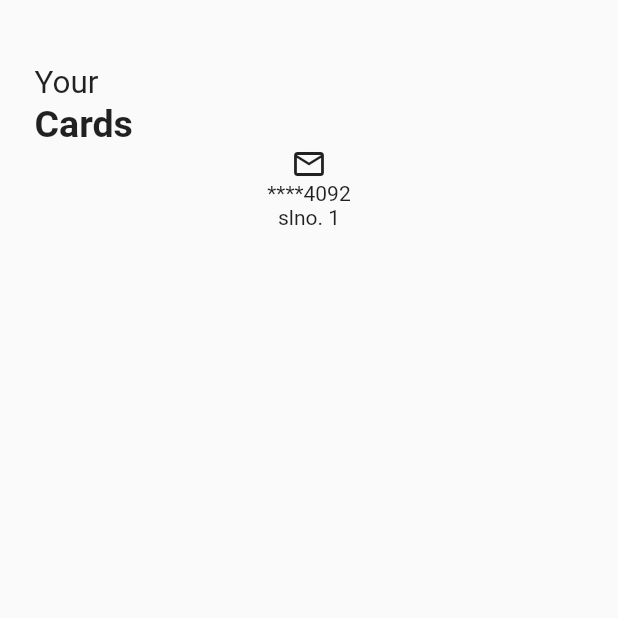
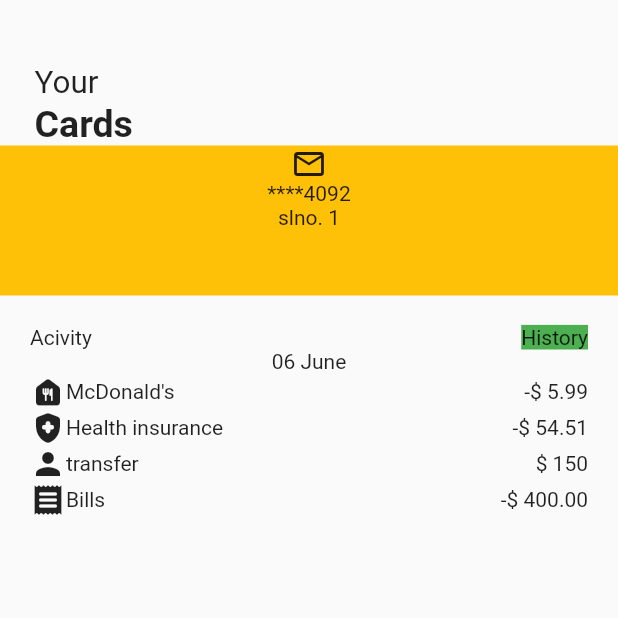
Before and after one commit to lanjAdabA/task2-your-cards-page, a Flutter app: the screen it shows after launch, on a phone screen of 412 x 824 dp, the top half of it. Run offline on Flutter 3.47's test engine with Material 2 defaults, Android fonts, the phone set to English and light mode, and no system bars; drawn by our look-alikes of carousel_slider.

Commit message:
layout done

```diff
--- a/lib/main.dart
+++ b/lib/main.dart
@@ -1,7 +1,4 @@
-import 'dart:math';
-
 import 'package:flutter/material.dart';
-// ignore: unused_import
 import 'package:carousel_slider/carousel_slider.dart';
 
 void main() {
@@ -43,6 +40,7 @@ class _MyHomePageState extends State<MyHomePage> {
           Container(
             padding: const EdgeInsets.only(top: 43, left: 23),
             child: Column(
+              mainAxisAlignment: MainAxisAlignment.spaceBetween,
               crossAxisAlignment: CrossAxisAlignment.start,
               // ignore: prefer_const_literals_to_create_immutables
               children: [
@@ -57,11 +55,13 @@ class _MyHomePageState extends State<MyHomePage> {
               ],
             ),
           ),
-          Column(
+          Container(
+            color: Colors.amber,
+            child: Column(
               children: [
                 CarouselSlider(
                   options: CarouselOptions(
-                  height: 300,
+                    height: 100,
                     aspectRatio: 3.1,
                   ),
                   items: [
@@ -84,7 +84,70 @@ class _MyHomePageState extends State<MyHomePage> {
                 )
               ],
             ),
-          Row()
+          ),
+          Container(
+            padding: const EdgeInsets.all(20),
+            child: Column(
+              children: [
+                Row(
+                  mainAxisAlignment: MainAxisAlignment.spaceBetween,
+                  children: const [
+                    Text("Acivity"),
+                    Text(
+                      "History",
+                      style: TextStyle(backgroundColor: Colors.green),
+                    )
+                  ],
+                ),
+                const Text("06 June"),
+                Row(
+                  mainAxisAlignment: MainAxisAlignment.spaceBetween,
+                  children: [
+                    Row(
+                      children: const [
+                        Icon(Icons.food_bank_rounded),
+                        Text("McDonald's")
+                      ],
+                    ),
+                    const Text("-\$ 5.99")
+                  ],
+                ),
+                Row(
+                  mainAxisAlignment: MainAxisAlignment.spaceBetween,
+                  children: [
+                    Row(
+                      children: const [
+                        Icon(Icons.health_and_safety_rounded),
+                        Text("Health insurance")
+                      ],
+                    ),
+                    const Text("-\$ 54.51")
+                  ],
+                ),
+                Row(
+                  mainAxisAlignment: MainAxisAlignment.spaceBetween,
+                  children: [
+                    Row(
+                      children: const [Icon(Icons.person), Text("transfer")],
+                    ),
+                    const Text("\$ 150")
+                  ],
+                ),
+                Row(
+                  mainAxisAlignment: MainAxisAlignment.spaceBetween,
+                  children: [
+                    Row(
+                      children: const [
+                        Icon(Icons.receipt_rounded),
+                        Text("Bills")
+                      ],
+                    ),
+                    const Text("-\$ 400.00")
+                  ],
+                ),
+              ],
+            ),
+          )
         ],
       ),
     );
```
Lines whose indentation alone changed are shown as unchanged.
